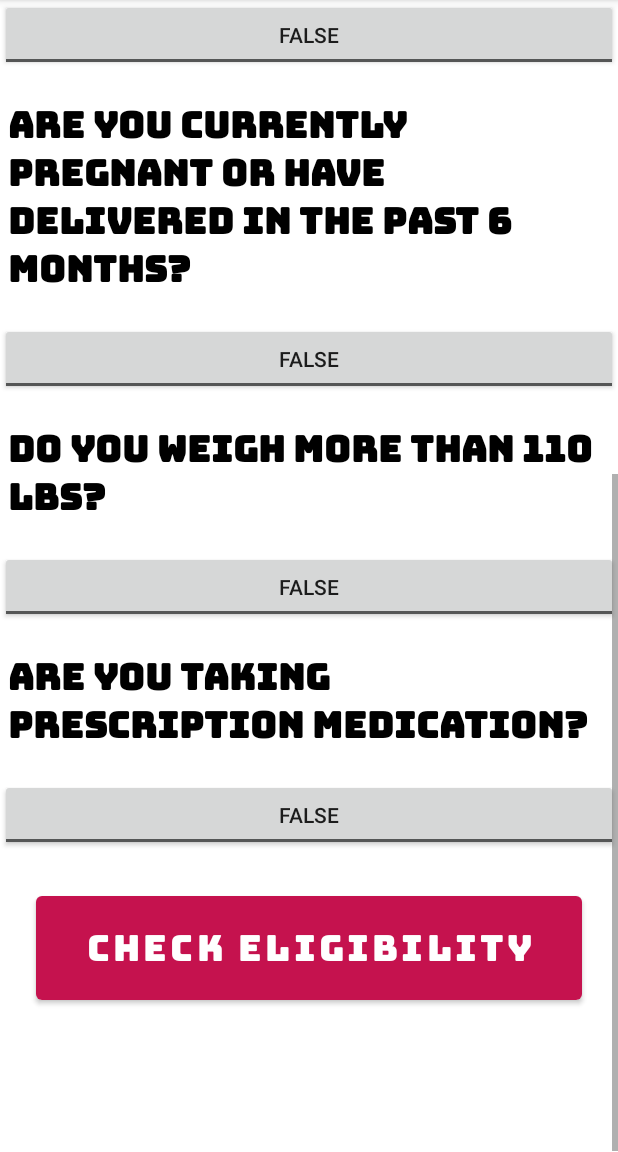
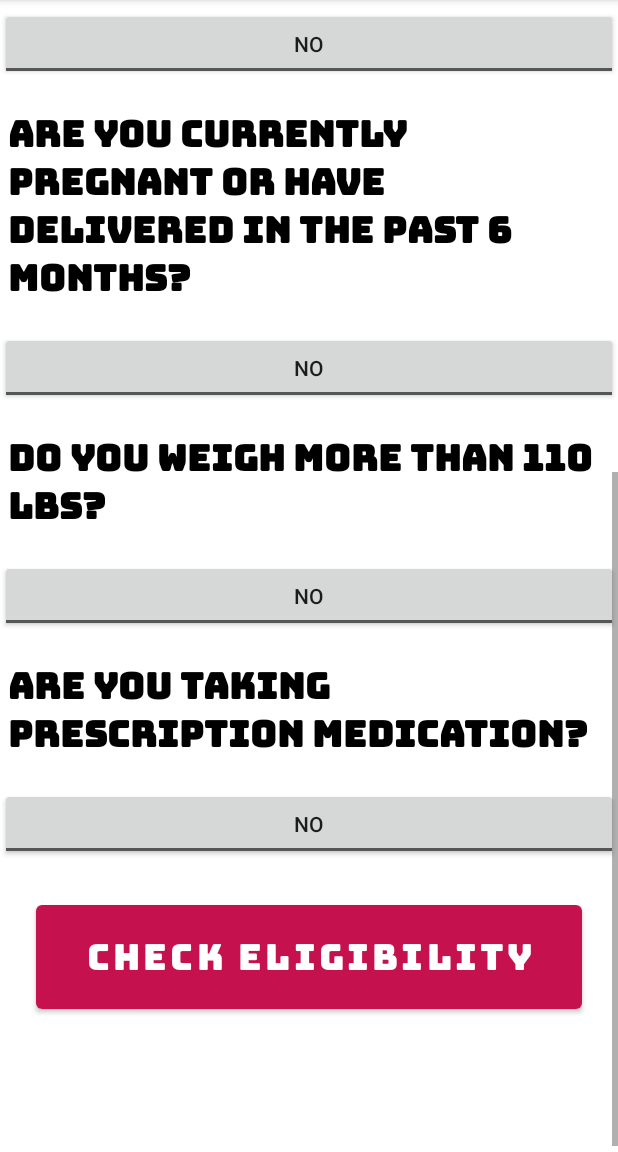
Before and after one commit to TejBaidwan/BloodDonationBuddy, an Android app: the fragment DonationEligibilityFragment shown on its own in the app's theme, scrolled down 537 dp, on a phone screen of 412 x 824 dp, the part 84-1236 px from its top. Run offline under Robolectric (Android 15) with nearby library versions, the phone set to English and light mode, and no system bars.

Commit message:
#56 Externalize Eligibility Page Strings Externalized the values found in the eligibility form page to strings.xml

```diff
--- a/app/build.gradle
+++ b/app/build.gradle
@@ -3,7 +3,7 @@ plugins {
 }
 
 android {
-    compileSdk 33
+    compileSdk 32
 
     defaultConfig {
         applicationId "com.example.blooddonationbuddy"
--- a/app/src/main/res/layout/fragment_donation_eligibility.xml
+++ b/app/src/main/res/layout/fragment_donation_eligibility.xml
@@ -23,7 +23,7 @@
                 android:layout_height="wrap_content"
                 android:fontFamily="@font/bungee"
                 android:padding="5sp"
-                android:text="Determine Donation Eligibility"
+                android:text="@string/formTitle"
                 android:textAlignment="center"
                 android:textColor="@color/black"
                 android:textSize="32sp"
@@ -35,7 +35,7 @@
                 android:layout_height="wrap_content"
                 android:fontFamily="@font/bungee"
                 android:padding="5sp"
-                android:text="How old are you?"
+                android:text="@string/ageLabel"
                 android:textAlignment="textStart"
                 android:textColor="@color/black"
                 android:textSize="24sp"
@@ -43,9 +43,10 @@
 
             <Spinner
                 android:id="@+id/ageSpinner"
-                android:padding="10sp"
                 android:layout_width="match_parent"
-                android:layout_height="wrap_content" />
+                android:layout_height="wrap_content"
+                android:minHeight="48dp"
+                android:padding="10sp" />
 
             <TextView
                 android:id="@+id/tattooForm"
@@ -53,7 +54,7 @@
                 android:layout_height="wrap_content"
                 android:fontFamily="@font/bungee"
                 android:padding="5sp"
-                android:text="Have you had tattoos in the past 3 months?"
+                android:text="@string/tattooLabel"
                 android:textAlignment="textStart"
                 android:textColor="@color/black"
                 android:textSize="24sp"
@@ -64,8 +65,8 @@
                 android:layout_width="match_parent"
                 android:layout_height="wrap_content"
                 android:padding="10sp"
-                android:textOff="False"
-                android:textOn="True"/>
+                android:textOff="@string/no"
+                android:textOn="@string/yes" />
 
             <TextView
                 android:id="@+id/dentalForm"
@@ -73,7 +74,7 @@
                 android:layout_height="wrap_content"
                 android:fontFamily="@font/bungee"
                 android:padding="5sp"
-                android:text="Have you had a dental operation in the last 3 days?"
+                android:text="@string/dentalLabel"
                 android:textAlignment="textStart"
                 android:textColor="@color/black"
                 android:textSize="24sp"
@@ -84,8 +85,8 @@
                 android:layout_width="match_parent"
                 android:layout_height="wrap_content"
                 android:padding="10sp"
-                android:textOff="False"
-                android:textOn="True" />
+                android:textOff="@string/no"
+                android:textOn="@string/yes" />
 
             <TextView
                 android:id="@+id/pregnantForm"
@@ -93,7 +94,7 @@
                 android:layout_height="wrap_content"
                 android:fontFamily="@font/bungee"
                 android:padding="5sp"
-                android:text="Are you currently pregnant or have delivered in the past 6 months?"
+                android:text="@string/pregnantLabel"
                 android:textAlignment="textStart"
                 android:textColor="@color/black"
                 android:textSize="24sp"
@@ -104,7 +105,7 @@
                 android:layout_width="match_parent"
                 android:layout_height="wrap_content"
                 android:padding="10sp"
-                android:textOff="False"
+                android:textOff="@string/no"
                 android:textOn="True" />
 
             <TextView
@@ -113,7 +114,7 @@
                 android:layout_height="wrap_content"
                 android:fontFamily="@font/bungee"
                 android:padding="5sp"
-                android:text="Do you weigh more than 110 lbs?"
+                android:text="@string/weightLabel"
                 android:textAlignment="textStart"
                 android:textColor="@color/black"
                 android:textSize="24sp"
@@ -124,8 +125,8 @@
                 android:layout_width="match_parent"
                 android:layout_height="wrap_content"
                 android:padding="10sp"
-                android:textOff="False"
-                android:textOn="True" />
+                android:textOff="@string/no"
+                android:textOn="@string/yes" />
 
             <TextView
                 android:id="@+id/medicationForm"
@@ -133,7 +134,7 @@
                 android:layout_height="wrap_content"
                 android:fontFamily="@font/bungee"
                 android:padding="5sp"
-                android:text="Are you taking prescription medication?"
+                android:text="@string/medicineLabel"
                 android:textAlignment="textStart"
                 android:textColor="@color/black"
                 android:textSize="24sp"
@@ -141,11 +142,11 @@
 
             <ToggleButton
                 android:id="@+id/medicationToggle"
-                android:padding="10sp"
                 android:layout_width="match_parent"
                 android:layout_height="wrap_content"
-                android:textOff="False"
-                android:textOn="True" />
+                android:padding="10sp"
+                android:textOff="@string/no"
+                android:textOn="@string/yes" />
 
             <Button
                 android:id="@+id/checkEligibility"
@@ -153,7 +154,7 @@
                 android:layout_height="wrap_content"
                 android:layout_margin="24sp"
                 android:fontFamily="@font/bungee"
-                android:text="CHECK ELIGIBILITY"
+                android:text="@string/eligibleButton"
                 android:textSize="24sp"
                 app:backgroundTint="#C5124E" />
 
--- a/app/src/main/res/values/strings.xml
+++ b/app/src/main/res/values/strings.xml
@@ -90,6 +90,19 @@
     that much simpler. Giving the gift of life is perhaps the greatest gift of all, and you did just that!</string>
 
     <!--Donation Process Page Content-->
+    <string name="formTitle">Determine Donation Eligibility</string>
+    <string name="ageLabel">How old are you?</string>
+    <string name="tattooLabel">Have you had tattoos in the past 3 months?</string>
+    <string name="dentalLabel">Have you had a dental operation in the last 3 days?</string>
+    <string name="pregnantLabel">Are you currently pregnant or have delivered in the past 6 months?</string>
+    <string name="weightLabel">Do you weigh more than 110 lbs?</string>
+    <string name="medicineLabel">Are you taking prescription medication?</string>
+    <string name="eligibleButton">Check Eligibility</string>
+
+    <string name="yes">YES</string>
+    <string name="no">NO</string>
+
+
     <string-array name="ageOptions">
         <item>12–17</item>
         <item>18–25</item>
```
